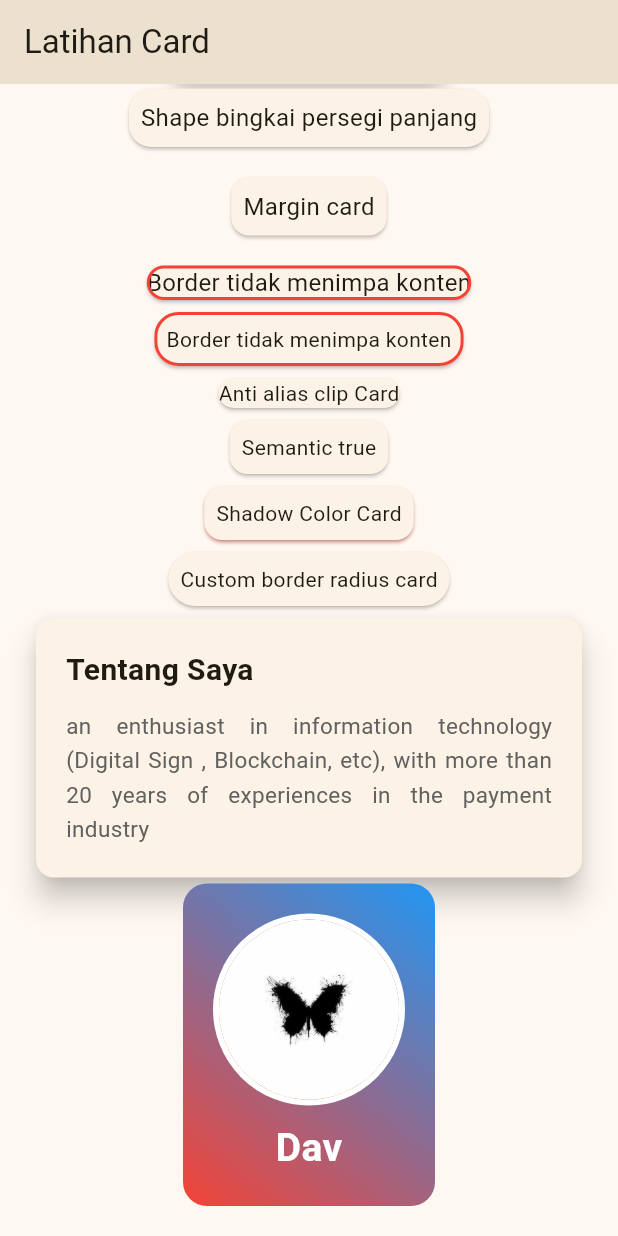
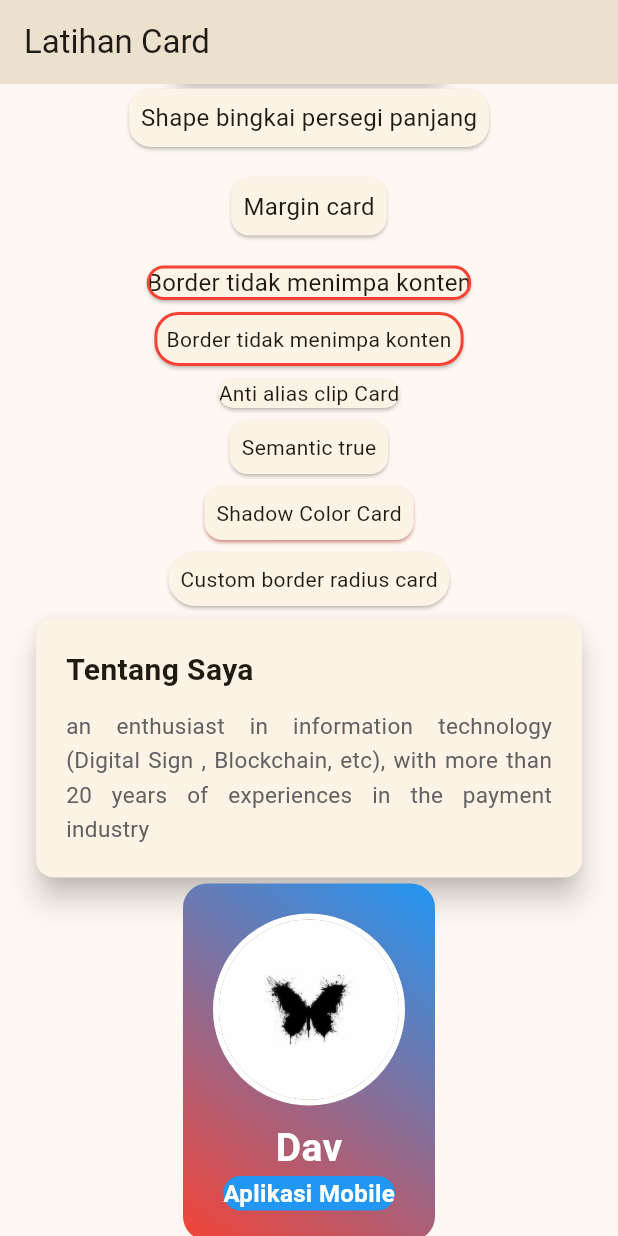
Before and after one commit to annddvaa/Tugas_week_8_1123150164, a Flutter app: the screen it shows after launch, scrolled down 129 dp, on a phone screen of 412 x 824 dp. Run offline on Flutter 3.47's test engine with Material 3 defaults, Android fonts, the phone set to English and light mode, and no system bars.

Commit message:
membuat text aplikasi mobile

```diff
--- a/lib/pages/latihancard.dart
+++ b/lib/pages/latihancard.dart
@@ -203,6 +203,20 @@ class Latihancard extends StatelessWidget {
                           color: Colors.white,
                         ),
                       ),
+                      Container(
+                        decoration: BoxDecoration(
+                          color: Colors.blue,
+                          borderRadius: BorderRadius.circular(20),
+                        ),
+                        child: Text(
+                          "Aplikasi Mobile",
+                          style: TextStyle(
+                            fontSize: 16.0,
+                            color: Colors.white,
+                            fontWeight: FontWeight.bold,
+                          ),
+                        ),
+                      ),
                     ],
                   ),
                 ),
```
